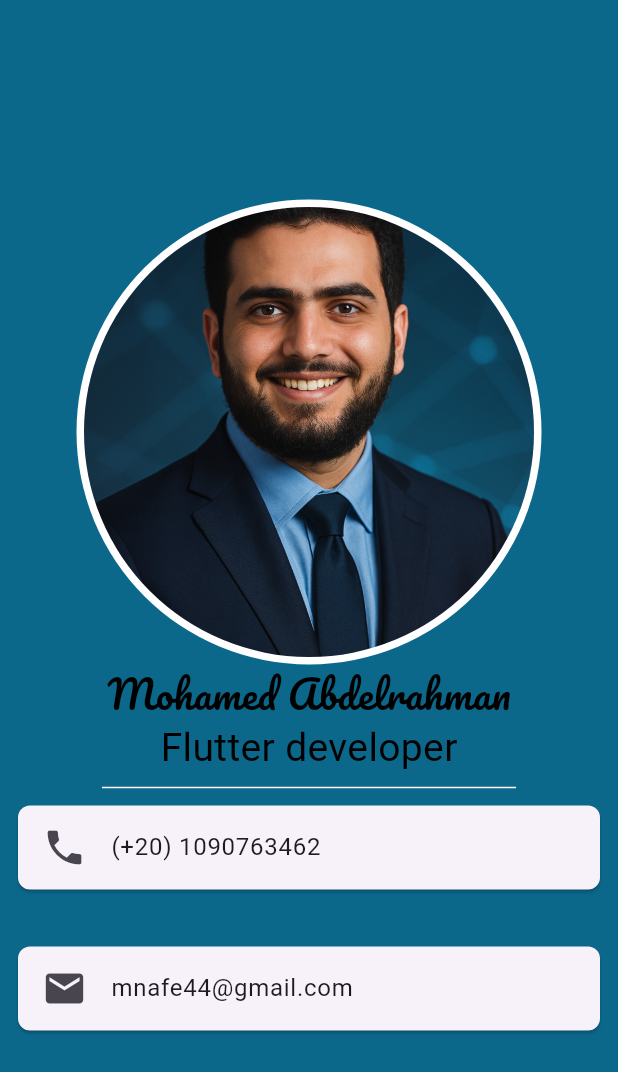
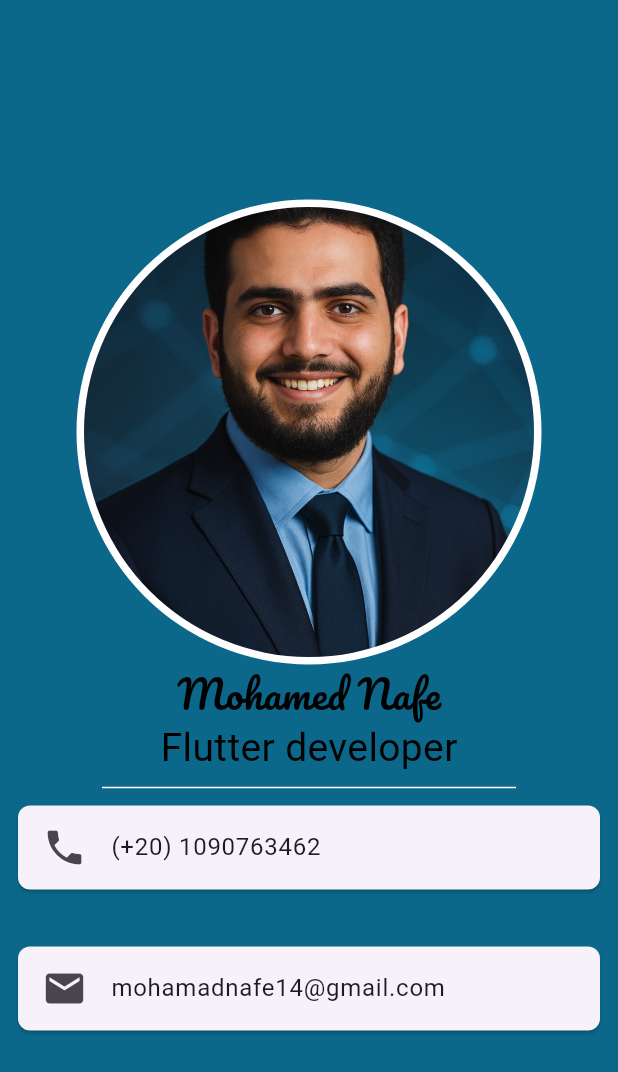
Before and after one commit to mohamadnafe14-arch/Profile-card, a Flutter app: the screen it shows after launch, on a phone screen of 412 x 824 dp. Shown: the top 1072 px of the screen. Run offline on Flutter 3.47's test engine with Material 3 defaults, Android fonts, the phone set to English and light mode, and no system bars.

Commit message:
modifiying the gmail because the other one was closed

```diff
--- a/lib/HomeBody.dart
+++ b/lib/HomeBody.dart
@@ -21,7 +21,7 @@ class Homebody extends StatelessWidget {
               ),
             ),
             Text(
-              "Mohamed Abdelrahman",
+              "Mohamed Nafe",
               style: TextStyle(
                 fontFamily: "Pacifico",
                 fontSize: 26,
@@ -57,7 +57,7 @@ class Homebody extends StatelessWidget {
                   borderRadius: BorderRadiusGeometry.circular(20),
                 ),
                 leading: Icon(Icons.email, size: 30),
-                title: Text("mnafe44@gmail.com"),
+                title: Text("mohamadnafe14@gmail.com"),
               ),
             ),
           ],
```
